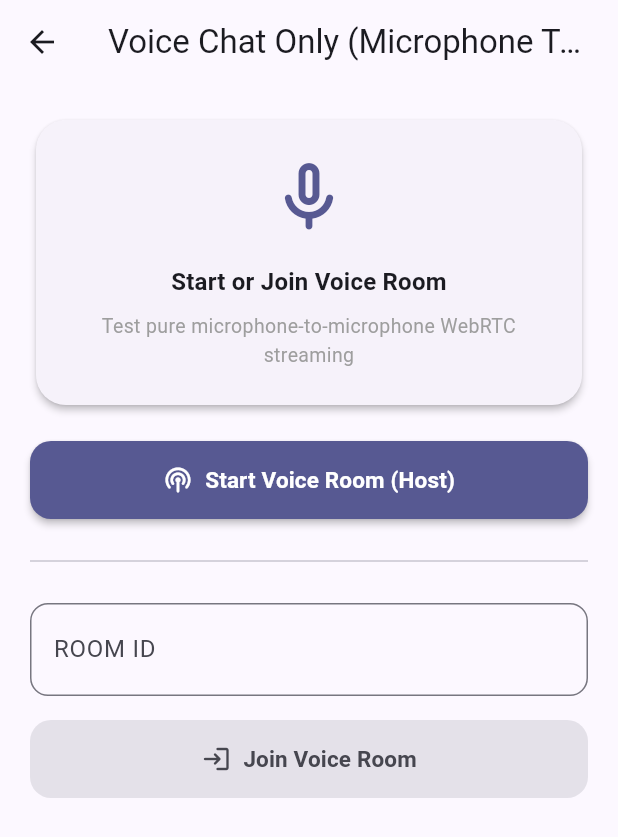
After one commit to Ashutoshlivrn/echolink, a Flutter app: the screen it shows after launch, after a tap on "Voice Chat Only (Microphone Test)", on a phone screen of 412 x 824 dp. The commit adds this screen. Shown: the top 837 px of the screen. Run offline on Flutter 3.47's test engine with Material 3 defaults, Android fonts, the phone set to English and light mode, and no system bars; our stand-ins replace permission_handler, qr_flutter; missing offline and left inert: flutter_webrtc, mobile_scanner; network calls fail.

Commit message:
Add standalone Voice Chat Only diagnostic screen and controller to test pure microphone-to-microphone WebRTC streaming

```diff
--- a/lib/features/home/home_screen.dart
+++ b/lib/features/home/home_screen.dart
@@ -4,6 +4,7 @@ import '../../services/session_controller.dart';
 import '../feasibility/feasibility_screen.dart';
 import '../receiver/receiver_screen.dart';
 import '../sender/sender_screen.dart';
+import '../voice_chat/voice_chat_screen.dart';
 
 class HomeScreen extends StatelessWidget {
   const HomeScreen({super.key});
@@ -233,6 +234,39 @@ class HomeScreen extends StatelessWidget {
                 },
               ),
             ),
+            const SizedBox(height: 16),
+
+            // Voice Chat Only Diagnostic Card
+            Card(
+              elevation: 0,
+              shape: RoundedRectangleBorder(
+                borderRadius: BorderRadius.circular(16),
+                side: BorderSide(color: Colors.purple.shade300, width: 1.5),
+              ),
+              color: Colors.purple.shade50.withValues(alpha: 0.6),
+              child: ListTile(
+                leading: CircleAvatar(
+                  backgroundColor: Colors.purple.shade100,
+                  child: Icon(Icons.mic_rounded, color: Colors.purple.shade900),
+                ),
+                title: const Text(
+                  'Voice Chat Only (Microphone Test)',
+                  style: TextStyle(fontWeight: FontWeight.bold, fontSize: 14),
+                ),
+                subtitle: const Text(
+                  'Test real-time two-way voice communication directly without music sharing.',
+                  style: TextStyle(fontSize: 12),
+                ),
+                trailing: const Icon(Icons.arrow_forward_ios_rounded, size: 16),
+                onTap: () {
+                  Navigator.of(context).push(
+                    MaterialPageRoute(
+                      builder: (_) => const VoiceChatScreen(),
+                    ),
+                  );
+                },
+              ),
+            ),
             const SizedBox(height: 24),
 
             // How It Works Guide
--- /dev/null
+++ b/lib/features/voice_chat/voice_chat_screen.dart
@@ -0,0 +1,232 @@
+import 'package:flutter/material.dart';
+import 'package:flutter/services.dart';
+import 'package:provider/provider.dart';
+import '../../services/voice_chat_controller.dart';
+import '../../widgets/custom_button.dart';
+
+class VoiceChatScreen extends StatelessWidget {
+  const VoiceChatScreen({super.key});
+
+  @override
+  Widget build(BuildContext context) {
+    return ChangeNotifierProvider(
+      create: (_) => VoiceChatController(),
+      child: const _VoiceChatView(),
+    );
+  }
+}
+
+class _VoiceChatView extends StatefulWidget {
+  const _VoiceChatView();
+
+  @override
+  State<_VoiceChatView> createState() => _VoiceChatViewState();
+}
+
+class _VoiceChatViewState extends State<_VoiceChatView> {
+  final TextEditingController _roomInputController = TextEditingController();
+
+  @override
+  void dispose() {
+    _roomInputController.dispose();
+    super.dispose();
+  }
+
+  @override
+  Widget build(BuildContext context) {
+    final theme = Theme.of(context);
+    final controller = context.watch<VoiceChatController>();
+
+    return PopScope(
+      canPop: false,
+      onPopInvokedWithResult: (didPop, _) async {
+        if (!didPop) {
+          await controller.leaveRoom();
+          if (context.mounted) Navigator.of(context).pop();
+        }
+      },
+      child: Scaffold(
+        appBar: AppBar(
+          title: const Text('Voice Chat Only (Microphone Test)'),
+          leading: IconButton(
+            icon: const Icon(Icons.arrow_back),
+            onPressed: () async {
+              await controller.leaveRoom();
+              if (context.mounted) Navigator.of(context).pop();
+            },
+          ),
+        ),
+        body: SingleChildScrollView(
+          padding: const EdgeInsets.all(20),
+          child: Column(
+            crossAxisAlignment: CrossAxisAlignment.stretch,
+            children: [
+              // Status Card
+              Card(
+                elevation: 2,
+                shape: RoundedRectangleBorder(
+                  borderRadius: BorderRadius.circular(20),
+                ),
+                child: Padding(
+                  padding: const EdgeInsets.all(24),
+                  child: Column(
+                    children: [
+                      Icon(
+                        controller.isConnected
+                            ? Icons.mic_rounded
+                            : controller.sessionId != null
+                                ? Icons.hourglass_top_rounded
+                                : Icons.mic_none_rounded,
+                        size: 56,
+                        color: controller.isConnected
+                            ? Colors.green
+                            : controller.sessionId != null
+                                ? Colors.orange
+                                : theme.colorScheme.primary,
+                      ),
+                      const SizedBox(height: 16),
+                      Text(
+                        controller.isConnected
+                            ? 'Voice Chat Connected (Live)'
+                            : controller.sessionId != null
+                                ? 'Waiting for Participant...'
+                                : 'Start or Join Voice Room',
+                        style: theme.textTheme.titleMedium?.copyWith(
+                          fontWeight: FontWeight.bold,
+                        ),
+                        textAlign: TextAlign.center,
+                      ),
+                      const SizedBox(height: 8),
+                      Text(
+                        controller.isConnected
+                            ? (controller.isRemoteSpeaking
+                                ? '🎙️ Remote voice active & playing'
+                                : 'Connected — speak into your microphone')
+                            : 'Test pure microphone-to-microphone WebRTC streaming',
+                        style: const TextStyle(color: Colors.grey, fontSize: 13),
+                        textAlign: TextAlign.center,
+                      ),
+                      if (controller.sessionId != null) ...[
+                        const SizedBox(height: 20),
+                        Container(
+                          padding: const EdgeInsets.symmetric(horizontal: 16, vertical: 12),
+                          decoration: BoxDecoration(
+                            color: theme.colorScheme.primaryContainer.withValues(alpha: 0.3),
+                            borderRadius: BorderRadius.circular(12),
+                          ),
+                          child: Row(
+                            mainAxisAlignment: MainAxisAlignment.center,
+                            children: [
+                              Text(
+                                'ROOM ID: ${controller.sessionId}',
+                                style: const TextStyle(
+                                  fontSize: 18,
+                                  fontWeight: FontWeight.bold,
+                                  letterSpacing: 3,
+                                ),
+                              ),
+                              const SizedBox(width: 12),
+                              IconButton(
+                                icon: const Icon(Icons.copy_rounded, size: 20),
+                                onPressed: () {
+                                  Clipboard.setData(ClipboardData(text: controller.sessionId!));
+                                  ScaffoldMessenger.of(context).showSnackBar(
+                                    const SnackBar(content: Text('Room ID copied to clipboard')),
+                                  );
+                                },
+                              ),
+                            ],
+                          ),
+                        ),
+                      ],
+                    ],
+                  ),
+                ),
+              ),
+              const SizedBox(height: 20),
+
+              // Error display
+              if (controller.errorMessage != null) ...[
+                Container(
+                  padding: const EdgeInsets.all(12),
+                  decoration: BoxDecoration(
+                    color: Colors.red.shade50,
+                    borderRadius: BorderRadius.circular(12),
+                    border: Border.all(color: Colors.red.shade200),
+                  ),
+                  child: Text(
+                    controller.errorMessage!,
+                    style: TextStyle(color: Colors.red.shade900),
+                  ),
+                ),
+                const SizedBox(height: 20),
+              ],
+
+              // Controls when connected
+              if (controller.isConnected) ...[
+                Card(
+                  elevation: 1,
+                  shape: RoundedRectangleBorder(borderRadius: BorderRadius.circular(16)),
+                  child: Padding(
+                    padding: const EdgeInsets.all(20),
+                    child: Row(
+                      mainAxisAlignment: MainAxisAlignment.spaceBetween,
+                      children: [
+                        const Text(
+                          'Microphone Mute',
+                          style: TextStyle(fontWeight: FontWeight.bold, fontSize: 16),
+                        ),
+                        Switch(
+                          value: !controller.isMicMuted,
+                          onChanged: (_) => controller.toggleMute(),
+                        ),
+                      ],
+                    ),
+                  ),
+                ),
+                const SizedBox(height: 20),
+              ],
+
+              // Join Room Section (if not in room)
+              if (controller.sessionId == null) ...[
+                CustomButton(
+                  text: 'Start Voice Room (Host)',
+                  icon: Icons.podcasts_rounded,
+                  onPressed: () => controller.startVoiceRoom(context),
+                ),
+                const SizedBox(height: 20),
+                const Divider(),
+                const SizedBox(height: 20),
+                TextField(
+                  controller: _roomInputController,
+                  textCapitalization: TextCapitalization.characters,
+                  style: const TextStyle(fontSize: 20, fontWeight: FontWeight.bold, letterSpacing: 3),
+                  textAlign: TextAlign.center,
+                  decoration: InputDecoration(
+                    labelText: 'ROOM ID',
+                    hintText: 'e.g. A9F2K4',
+                    border: OutlineInputBorder(borderRadius: BorderRadius.circular(12)),
+                  ),
+                ),
+                const SizedBox(height: 16),
+                CustomButton(
+                  text: 'Join Voice Room',
+                  icon: Icons.login_rounded,
+                  isSecondary: true,
+                  onPressed: () => controller.joinVoiceRoom(context, _roomInputController.text),
+                ),
+              ] else ...[
+                CustomButton(
+                  text: 'Leave Room',
+                  icon: Icons.logout_rounded,
+                  isDestructive: true,
+                  onPressed: () => controller.leaveRoom(),
+                ),
+              ],
+            ],
+          ),
+        ),
+      ),
+    );
+  }
+}
--- /dev/null
+++ b/lib/services/voice_chat_controller.dart
@@ -0,0 +1,229 @@
+import 'dart:async';
+import 'package:flutter/material.dart';
+import 'package:flutter_webrtc/flutter_webrtc.dart';
+import 'package:permission_handler/permission_handler.dart';
+import 'package:uuid/uuid.dart';
+import '../services/signaling_service.dart';
+import '../services/webrtc_service.dart';
+
+class VoiceChatController extends ChangeNotifier {
+  final SignalingService signaling = SignalingService();
+  late WebRtcService webrtc;
+
+  static const String defaultServerUrl = 'wss://audio-sharing-server.onrender.com';
+
+  String? _sessionId;
+  String? get sessionId => _sessionId;
+
+  bool _isHosting = false;
+  bool get isHosting => _isHosting;
+
+  bool _isConnected = false;
+  bool get isConnected => _isConnected;
+
+  bool _isMicMuted = false;
+  bool get isMicMuted => _isMicMuted;
+
+  bool _isRemoteSpeaking = false;
+  bool get isRemoteSpeaking => _isRemoteSpeaking;
+
+  String? _errorMessage;
+  String? get errorMessage => _errorMessage;
+
+  final String _myId = const Uuid().v4().substring(0, 8);
+
+  VoiceChatController() {
+    _initWebRtc();
+    _listenToSignaling();
+  }
+
+  void _initWebRtc() {
+    webrtc = WebRtcService(
+      onIceCandidateGenerated: (candidate) {
+        if (_sessionId != null) {
+          signaling.sendIceCandidate(_sessionId!, _isHosting ? 'peer' : 'sender', candidate.toMap());
+        }
+      },
+      onRemoteAudioTrackReceived: (track) {
+        debugPrint('[VoiceChat] Remote voice track received!');
+        _isRemoteSpeaking = true;
+        notifyListeners();
+      },
+      onConnectionStateChanged: (state) {
+        debugPrint('[VoiceChat] Connection state: $state');
+        if (state == RTCPeerConnectionState.RTCPeerConnectionStateConnected) {
+          _isConnected = true;
+          notifyListeners();
+        } else if (state == RTCPeerConnectionState.RTCPeerConnectionStateDisconnected ||
+                   state == RTCPeerConnectionState.RTCPeerConnectionStateFailed) {
+          _isConnected = false;
+          notifyListeners();
+        }
+      },
+    );
+  }
+
+  void _listenToSignaling() {
+    signaling.onSessionCreated.listen((data) {
+      _sessionId = data['sessionId'] as String?;
+      _errorMessage = null;
+      notifyListeners();
+    });
+
+    signaling.onConnectionRequest.listen((data) async {
+      final receiverMap = data['receiver'] as Map<String, dynamic>?;
+      if (receiverMap != null && _sessionId != null) {
+        final receiverId = receiverMap['id'] as String;
+        signaling.acceptReceiver(_sessionId!, receiverId);
+
+        await webrtc.initPeerConnection();
+        await webrtc.enableMicrophone();
+        final offer = await webrtc.createOffer();
+        signaling.sendWebRtcOffer(_sessionId!, receiverId, offer.toMap());
+
+        _isConnected = true;
+        notifyListeners();
+      }
+    });
+
+    signaling.onConnectionAccepted.listen((data) async {
+      _isConnected = true;
+      _errorMessage = null;
+      notifyListeners();
+    });
+
+    signaling.onReceiverAccepted.listen((receiverId) async {
+      _isConnected = true;
+      notifyListeners();
+    });
+
+    signaling.onWebRtcOffer.listen((data) async {
+      final offerMap = data['sdp'] as Map<String, dynamic>;
+      await webrtc.initPeerConnection();
+      await webrtc.enableMicrophone();
+      final answer = await webrtc.handleOfferAndCreateAnswer(offerMap);
+      if (_sessionId != null) {
+        signaling.sendWebRtcAnswer(_sessionId!, _myId, answer.toMap());
+      }
+      _isConnected = true;
+      notifyListeners();
+    });
+
+    signaling.onWebRtcAnswer.listen((data) async {
+      final answerMap = data['sdp'] as Map<String, dynamic>;
+      await webrtc.handleAnswer(answerMap);
+      _isConnected = true;
+      notifyListeners();
+    });
+
+    signaling.onIceCandidate.listen((data) async {
+      final candidateMap = data['candidate'] as Map<String, dynamic>?;
+      if (candidateMap != null) {
+        await webrtc.addIceCandidate(candidateMap);
+      }
+    });
+
+    signaling.onError.listen((error) {
+      _errorMessage = error;
+      notifyListeners();
+    });
+  }
+
+  Future<bool> _requestMicPermission(BuildContext context) async {
+    final status = await Permission.microphone.status;
+    if (!status.isGranted) {
+      final result = await Permission.microphone.request();
+      if (!result.isGranted) {
+        if (context.mounted) {
+          ScaffoldMessenger.of(context).showSnackBar(
+            const SnackBar(content: Text('Microphone permission is required for Voice Chat')),
+          );
+        }
+        return false;
+      }
+    }
+    return true;
+  }
+
+  Future<void> startVoiceRoom(BuildContext context) async {
+    if (!await _requestMicPermission(context)) return;
+
+    _isHosting = true;
+    _errorMessage = null;
+    notifyListeners();
+
+    final connected = await signaling.connect(defaultServerUrl);
+    if (!connected) {
+      _errorMessage = 'Could not connect to signaling server.';
+      notifyListeners();
+      return;
+    }
+
+    signaling.createSession(
+      deviceName: 'Voice Host',
+      senderId: _myId,
+    );
+
+    await webrtc.initPeerConnection();
+    await webrtc.enableMicrophone();
+  }
+
+  Future<void> joinVoiceRoom(BuildContext context, String code) async {
+    if (!await _requestMicPermission(context)) return;
+
+    final cleanCode = code.trim().toUpperCase();
+    if (cleanCode.isEmpty) {
+      _errorMessage = 'Please enter a valid Room ID';
+      notifyListeners();
+      return;
+    }
+
+    _isHosting = false;
+    _sessionId = cleanCode;
+    _errorMessage = null;
+    notifyListeners();
+
+    final connected = await signaling.connect(defaultServerUrl);
+    if (!connected) {
+      _errorMessage = 'Could not connect to signaling server.';
+      notifyListeners();
+      return;
+    }
+
+    signaling.joinSession(
+      cleanCode,
+      deviceName: 'Voice Participant',
+      receiverId: _myId,
+    );
+
+    await webrtc.initPeerConnection();
+    await webrtc.enableMicrophone();
+  }
+
+  void toggleMute() {
+    _isMicMuted = !_isMicMuted;
+    webrtc.setMicrophoneMuted(_isMicMuted);
+    notifyListeners();
+  }
+
+  Future<void> leaveRoom() async {
+    if (_sessionId != null) {
+      signaling.leaveSession(_sessionId!);
+    }
+    signaling.disconnect();
+    await webrtc.dispose();
+    _sessionId = null;
+    _isHosting = false;
+    _isConnected = false;
+    _isMicMuted = false;
+    _isRemoteSpeaking = false;
+    _errorMessage = null;
+    notifyListeners();
+  }
+
+  @override
+  void dispose() {
+    leaveRoom();
+    super.dispose();
+  }
+}
```
